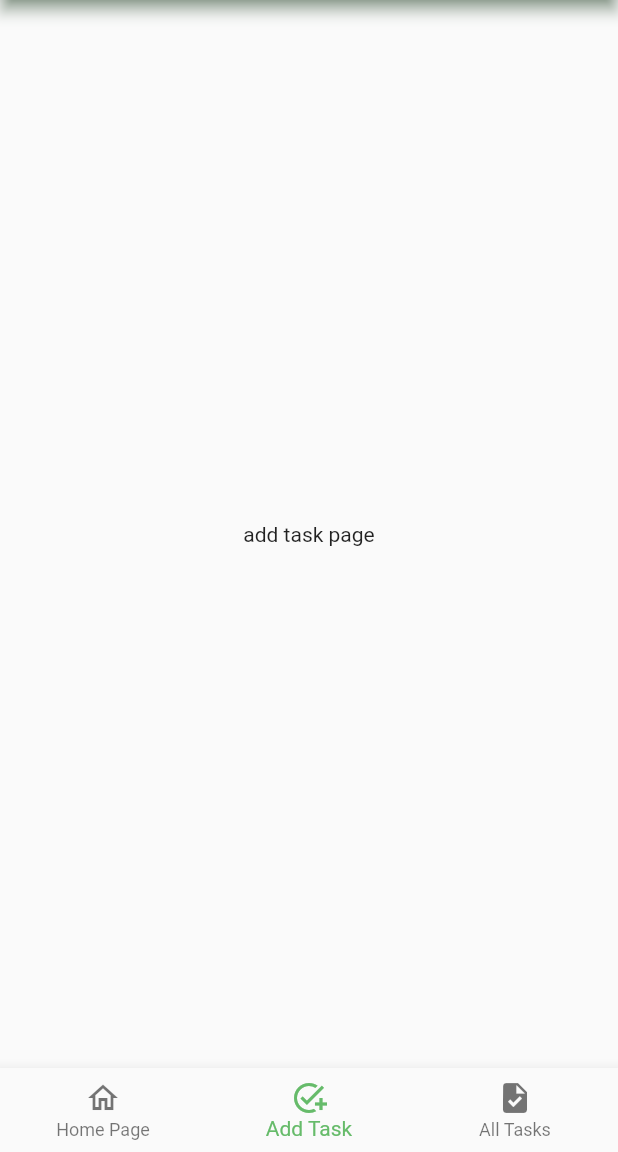
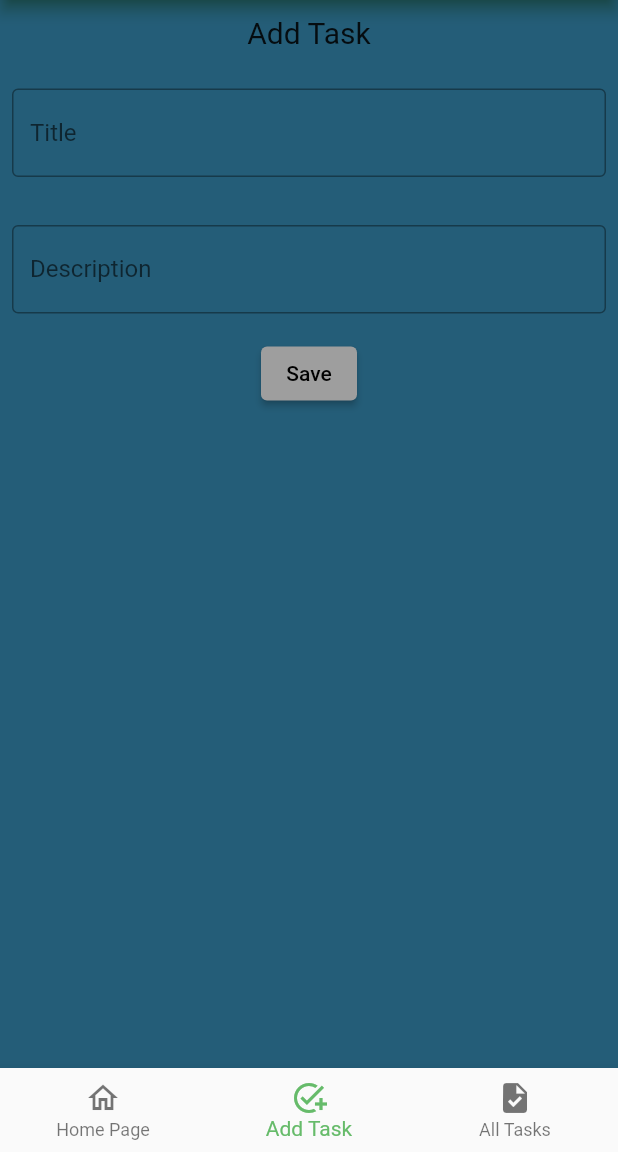
Before and after one commit to silassnbr/Flutter_to_Do_App, a Flutter app: the screen it shows after launch, item 2 of the bottom bar chosen, on a phone screen of 412 x 824 dp, the part 84-1236 px from its top. Run offline on Flutter 3.47's test engine with Material 2 defaults, Android fonts, the phone set to English and light mode, and no system bars.

Commit message:
add task page design and controllers

```diff
--- a/todo/lib/addTask.dart
+++ b/todo/lib/addTask.dart
@@ -1,6 +1,7 @@
 import 'package:flutter/material.dart';
 import 'package:flutter/src/widgets/framework.dart';
 import 'package:flutter/src/widgets/placeholder.dart';
+import 'package:todo/home.dart';
 
 class AddTask extends StatefulWidget {
   const AddTask({super.key});
@@ -10,11 +11,91 @@ class AddTask extends StatefulWidget {
 }
 
 class _AddTaskState extends State<AddTask> {
+  final controllerTitle = TextEditingController();
+  final controllerDes = TextEditingController();
+  @override
+  void dispose() {
+    controllerTitle.dispose();
+    controllerDes.dispose();
+    super.dispose();
+  }
+
+  void _showAlertDialog(BuildContext context) {
+    showDialog(
+      context: context,
+      builder: (BuildContext context) {
+        return AlertDialog(
+          title: Text("Task Added"),
+          actions: [
+            TextButton(
+              onPressed: () {
+                Navigator.of(context).pop();
+                controllerDes.clear();
+                controllerTitle.clear();
+              },
+              child: Text("OK"),
+            ),
+          ],
+        );
+      },
+    );
+  }
+
+  void _onSaveButtonPressed() {
+    if (controllerTitle.text.trim().isEmpty ||
+        controllerDes.text.trim().isEmpty) {
+      ScaffoldMessenger.of(context).showSnackBar(const SnackBar(
+        backgroundColor: Colors.red,
+        content: Text(
+          'Please fill title and description !!!',
+          style: TextStyle(fontSize: 20),
+        ),
+      ));
+    } else {
+      _showAlertDialog(context);
+    }
+  }
+
   @override
   Widget build(BuildContext context) {
     return Scaffold(
-      body: const Center(
-        child: Text("add task page"),
+      backgroundColor: Color.fromARGB(255, 36, 93, 120),
+      body: Center(
+        child: Column(
+          children: [
+            Padding(
+              padding: EdgeInsets.all(10),
+              child: Text(
+                "Add Task",
+                style: TextStyle(fontSize: 20),
+              ),
+            ),
+            Padding(
+              padding: EdgeInsets.symmetric(horizontal: 8, vertical: 16),
+              child: TextField(
+                controller: controllerTitle,
+                decoration: InputDecoration(
+                    border: OutlineInputBorder(),
+                    hintText: 'Title',
+                    fillColor: Colors.white),
+              ),
+            ),
+            Padding(
+              padding: const EdgeInsets.symmetric(horizontal: 8, vertical: 16),
+              child: TextFormField(
+                controller: controllerDes,
+                decoration: const InputDecoration(
+                  border: OutlineInputBorder(),
+                  labelText: 'Description',
+                ),
+              ),
+            ),
+            ElevatedButton(
+              onPressed: _onSaveButtonPressed,
+              child: Text("Save"),
+            ),
+          ],
+        ),
       ),
     );
   }
```
